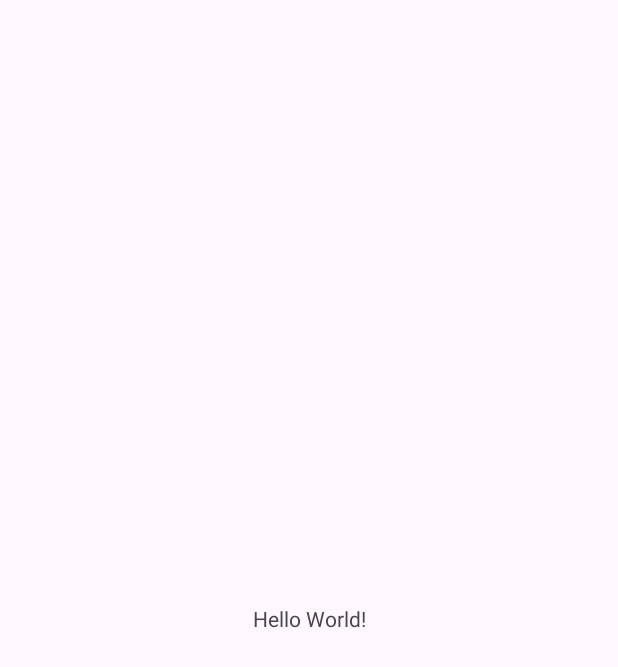
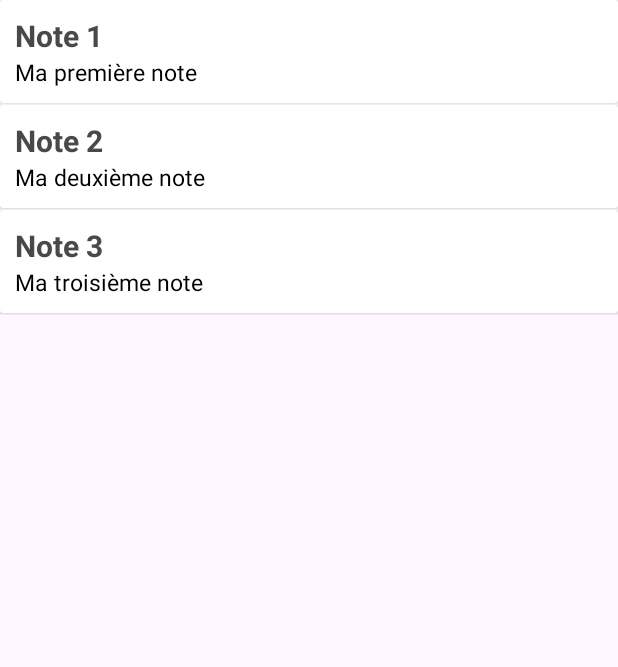
Before and after one commit to charles-caltagirone/New-App-CDA-Mut, an Android app: the screen it shows after launch (NoteListActivity), on a phone screen of 412 x 824 dp. Before the commit the part shown is almost empty. Shown: the top 667 px of the screen. Run offline under Robolectric (Android 15) with nearby library versions, the phone set to English and light mode, and no system bars.

Commit message:
recycle view

```diff
--- /dev/null
+++ b/app/src/main/java/com/example/newappcdamut/NoteAdapter.kt
@@ -0,0 +1,38 @@
+package com.example.newappcdamut
+
+import android.view.LayoutInflater
+import android.view.View
+import android.view.ViewGroup
+import android.widget.TextView
+import androidx.cardview.widget.CardView
+import androidx.recyclerview.widget.RecyclerView
+
+class NoteAdapter(val notes: List<Note>, val itemClickListener: View.OnClickListener) :
+    RecyclerView.Adapter<NoteAdapter.ViewHolder>() {
+
+    class ViewHolder(itemView: View) : RecyclerView.ViewHolder(itemView) {
+        val cardView = itemView.findViewById<CardView>(R.id.card_view)
+        val titleView = cardView.findViewById<TextView>(R.id.title)
+        val excerptview = cardView.findViewById<TextView>(R.id.excerpt)
+    }
+
+    override fun onCreateViewHolder(parent: ViewGroup, viewType: Int): ViewHolder {
+        val viewItem = LayoutInflater.from(parent.context)
+            .inflate(
+                R.layout.item_note, parent, false
+            )
+        return ViewHolder(viewItem)
+    }
+
+    override fun onBindViewHolder(holder: ViewHolder, position: Int) {
+        val note = notes[position]
+        holder.cardView.setOnClickListener(itemClickListener)
+        holder.cardView.tag = position
+        holder.titleView.text = note.title
+        holder.excerptview.text = note.text
+    }
+
+    override fun getItemCount(): Int {
+        return notes.size
+    }
+}
--- a/app/src/main/java/com/example/newappcdamut/NoteListActivity.kt
+++ b/app/src/main/java/com/example/newappcdamut/NoteListActivity.kt
@@ -1,12 +1,18 @@
 package com.example.newappcdamut
 
 import android.os.Bundle
+import android.util.Log
+import android.view.View
 import androidx.activity.enableEdgeToEdge
 import androidx.appcompat.app.AppCompatActivity
 import androidx.core.view.ViewCompat
 import androidx.core.view.WindowInsetsCompat
+import androidx.recyclerview.widget.LinearLayoutManager
+import androidx.recyclerview.widget.RecyclerView
 
-class NoteListActivity : AppCompatActivity() {
+class NoteListActivity : AppCompatActivity(), View.OnClickListener {
+    lateinit var notes: MutableList<Note>
+    lateinit var adapter: NoteAdapter
     override fun onCreate(savedInstanceState: Bundle?) {
         super.onCreate(savedInstanceState)
         enableEdgeToEdge()
@@ -16,5 +22,21 @@ class NoteListActivity : AppCompatActivity() {
             v.setPadding(systemBars.left, systemBars.top, systemBars.right, systemBars.bottom)
             insets
         }
+        notes = mutableListOf<Note>()
+        notes.add(Note("Note 1", "Ma première note"))
+        notes.add(Note("Note 2", "Ma deuxième note"))
+        notes.add(Note("Note 3", "Ma troisième note"))
+
+        adapter = NoteAdapter(notes, this)
+
+        val recyclerView = findViewById<RecyclerView>(R.id.notes_recycler_view)
+        recyclerView.layoutManager = LinearLayoutManager(this)
+        recyclerView.adapter = adapter
+    }
+
+    override fun onClick(view: View) {
+        if(view.tag != null){
+            Log.i("No activity", "Pas d'activité")
+        }
     }
 }
--- a/app/src/main/res/layout/activity_note_list.xml
+++ b/app/src/main/res/layout/activity_note_list.xml
@@ -1,5 +1,5 @@
 <?xml version="1.0" encoding="utf-8"?>
-<androidx.constraintlayout.widget.ConstraintLayout xmlns:android="http://schemas.android.com/apk/res/android"
+<RelativeLayout xmlns:android="http://schemas.android.com/apk/res/android"
     xmlns:app="http://schemas.android.com/apk/res-auto"
     xmlns:tools="http://schemas.android.com/tools"
     android:id="@+id/main"
@@ -7,13 +7,11 @@
     android:layout_height="match_parent"
     tools:context=".NoteListActivity">
 
-    <TextView
-        android:layout_width="wrap_content"
-        android:layout_height="wrap_content"
-        android:text="Hello World!"
-        app:layout_constraintBottom_toBottomOf="parent"
-        app:layout_constraintEnd_toEndOf="parent"
-        app:layout_constraintStart_toStartOf="parent"
-        app:layout_constraintTop_toTopOf="parent" />
+  <androidx.recyclerview.widget.RecyclerView
+      android:id="@+id/notes_recycler_view"
+      android:layout_width="wrap_content"
+      android:layout_height="wrap_content"
+      tools:listitem="@layout/item_note"
+      />
 
-</androidx.constraintlayout.widget.ConstraintLayout>
+</RelativeLayout>
--- a/app/src/main/res/layout/item_note.xml
+++ b/app/src/main/res/layout/item_note.xml
@@ -23,7 +23,7 @@
                 android:textColor="#494949"
                 tools:text="Note 1"/>
             <TextView
-                android:id="@+id/exerpt"
+                android:id="@+id/excerpt"
                 style="@style/TextFontNoteDetail"
                 android:layout_width="wrap_content"
                 android:layout_height="wrap_content"
```
